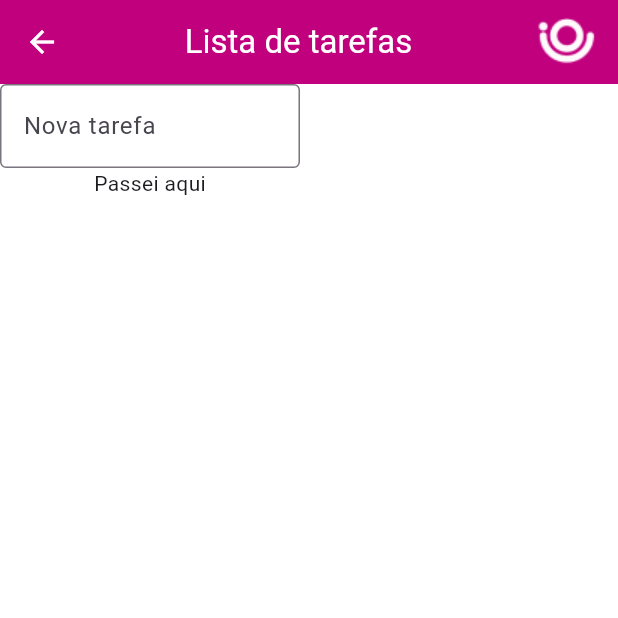
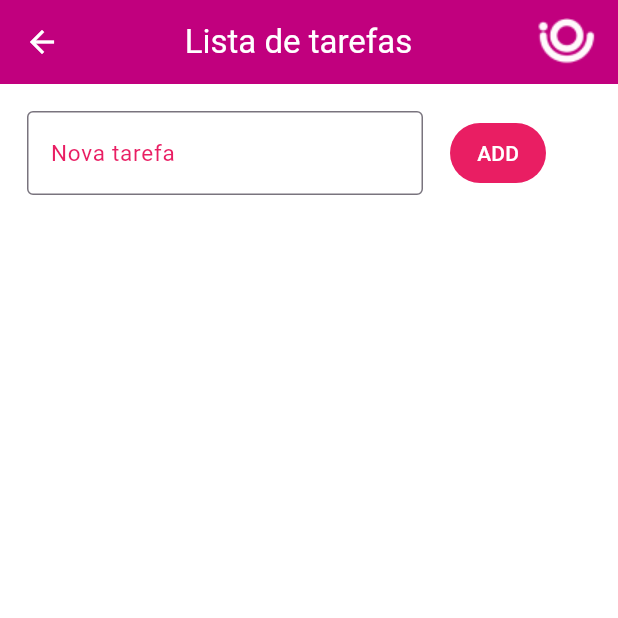
Before and after one commit to henriquepadua/CAMP_2024_Flutter, a Flutter app: the HomePage screen opened directly, on a phone screen of 412 x 824 dp, the top half of it. Run offline on Flutter 3.47's test engine with Material 3 defaults, Android fonts, the phone set to English and light mode, and no system bars.

Commit message:
adicionando layout do desafio tarefas

```diff
--- a/lib/pages/HomePage.dart
+++ b/lib/pages/HomePage.dart
@@ -31,10 +31,14 @@ class HomePageState extends State<HomePage> {
       body: Column(
         //mainAxisAlignment: MainAxisAlignment.spaceBetween,
         children: [
+          Row(
+            children: [
               SizedBox(
-            width: 200,
+                width: 300,
+                child: Padding(
+                  padding: const EdgeInsets.symmetric(horizontal: 18.0,vertical: 18),
                   child: TextField(
-              //controller: tarefaController,
+                    controller: tarefaController,
                     textAlign: TextAlign.center,
                     decoration: const InputDecoration(
                       // suffixIcon: TextButton(
@@ -47,21 +51,35 @@ class HomePageState extends State<HomePage> {
                       //   ),
                       // ),
                       labelText: "Nova tarefa",
-                // labelStyle: TextStyle(
-                //   color: Colors.pink,
-                //   fontSize: 15.0,
-                // ),
-                // hintText: "Digite nova tarefa",
-                // hintStyle: TextStyle(
-                //   color: Colors.black,
-                //   fontSize: 15.0,
-                // ),
+                      labelStyle: TextStyle(
+                        color: Colors.pink,
+                        fontSize: 15.0,
+                      ),
+                      hintText: "Digite nova tarefa",
+                      hintStyle: TextStyle(
+                        color: Colors.black,
+                        fontSize: 15.0,
+                      ),
                       border: OutlineInputBorder(),
                     ),
                     style: const TextStyle(color: Colors.black),
                   ),
                 ),
-          Text("Passei aqui"),
+              ),
+              TextButton(
+                child: const Text("ADD",
+                style: TextStyle(color: Colors.white),
+                ),
+                style: ButtonStyle(
+                  backgroundColor: MaterialStateProperty.all(Colors.pink),
+                ),
+                onPressed: () {
+
+                },
+              )
+            ],
+          ),
+          //Text("Passei aqui"),
         ],
       ),
     );
```
Lines whose indentation alone changed are shown as unchanged.
